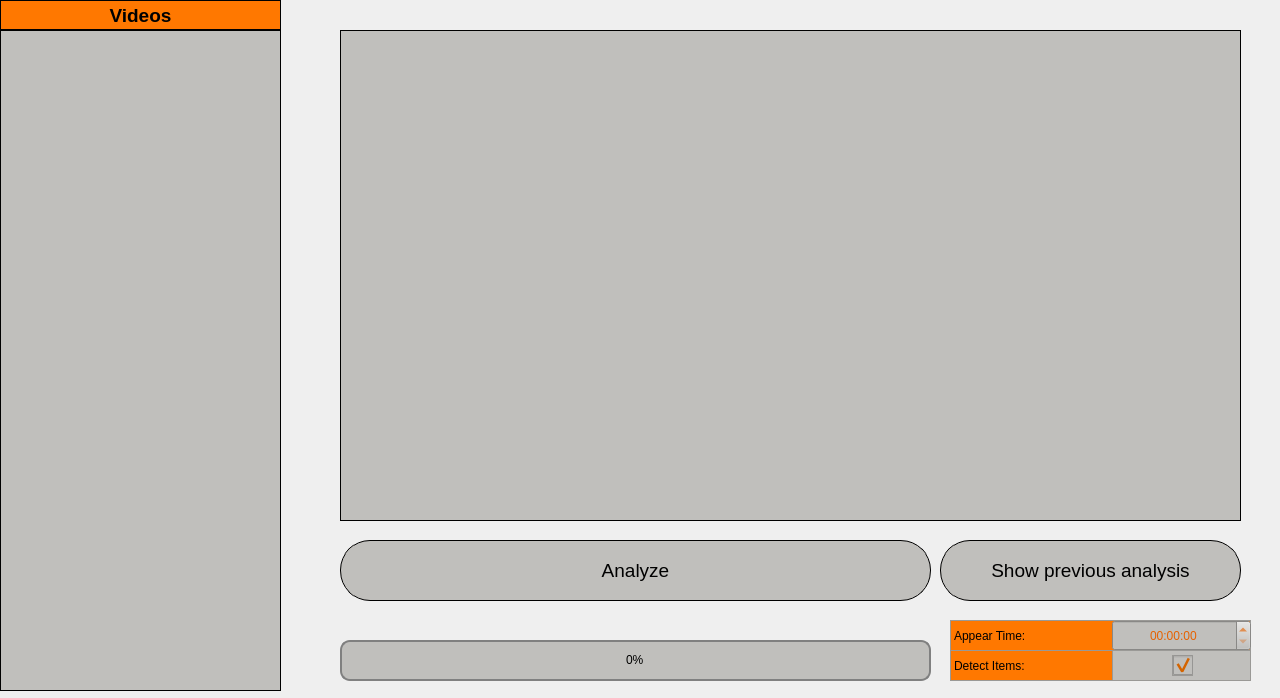
darktau34/VKR_videoanalysis_programm, file main_ui.ui: the form before one commit.
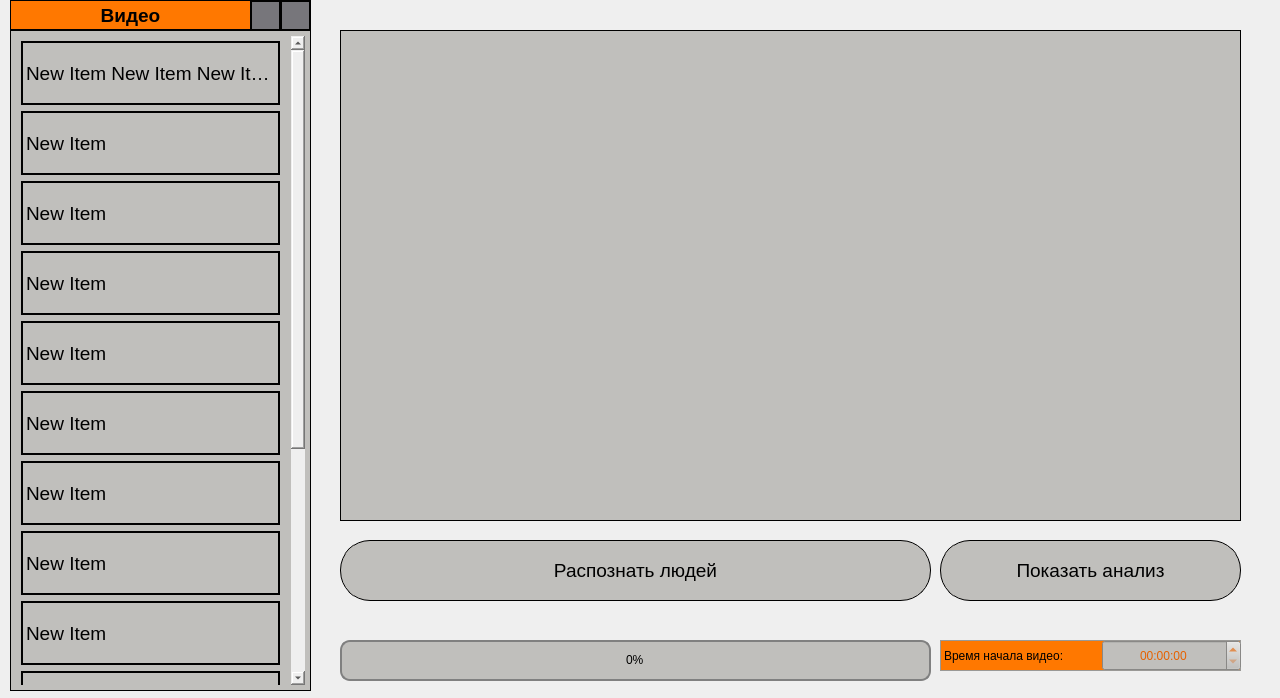
The form after the commit. Icons and pictures are not drawn.

Patch:
```diff
--- a/main_ui.ui
+++ b/main_ui.ui
@@ -39,9 +39,9 @@
    <widget class="QListWidget" name="list_view">
     <property name="geometry">
      <rect>
-      <x>0</x>
+      <x>10</x>
       <y>30</y>
-      <width>281</width>
+      <width>301</width>
       <height>661</height>
      </rect>
     </property>
@@ -70,7 +70,7 @@
 	border: 2px solid black;
 	margin:5px;
 	height:60px;
-	width:240px;
+	width:255px;
 }
 
 QListView:item:selected{
@@ -81,6 +81,12 @@
     <property name="autoScroll">
      <bool>true</bool>
     </property>
+    <property name="iconSize">
+     <size>
+      <width>35</width>
+      <height>35</height>
+     </size>
+    </property>
     <property name="movement">
      <enum>QListView::Static</enum>
     </property>
@@ -126,13 +132,87 @@
     <property name="sortingEnabled">
      <bool>false</bool>
     </property>
+    <item>
+     <property name="text">
+      <string>New Item New Item New Item</string>
+     </property>
+     <property name="icon">
+      <iconset>
+       <normaloff>pyqt_resources/video_icon.png</normaloff>pyqt_resources/video_icon.png</iconset>
+     </property>
+    </item>
+    <item>
+     <property name="text">
+      <string>New Item</string>
+     </property>
+    </item>
+    <item>
+     <property name="text">
+      <string>New Item</string>
+     </property>
+    </item>
+    <item>
+     <property name="text">
+      <string>New Item</string>
+     </property>
+    </item>
+    <item>
+     <property name="text">
+      <string>New Item</string>
+     </property>
+    </item>
+    <item>
+     <property name="text">
+      <string>New Item</string>
+     </property>
+    </item>
+    <item>
+     <property name="text">
+      <string>New Item</string>
+     </property>
+    </item>
+    <item>
+     <property name="text">
+      <string>New Item</string>
+     </property>
+    </item>
+    <item>
+     <property name="text">
+      <string>New Item</string>
+     </property>
+    </item>
+    <item>
+     <property name="text">
+      <string>New Item</string>
+     </property>
+    </item>
+    <item>
+     <property name="text">
+      <string>New Item</string>
+     </property>
+    </item>
+    <item>
+     <property name="text">
+      <string>New Item</string>
+     </property>
+    </item>
+    <item>
+     <property name="text">
+      <string>New Item</string>
+     </property>
+    </item>
+    <item>
+     <property name="text">
+      <string>New Item</string>
+     </property>
+    </item>
    </widget>
    <widget class="QLabel" name="l_videos">
     <property name="geometry">
      <rect>
-      <x>0</x>
+      <x>10</x>
       <y>0</y>
-      <width>281</width>
+      <width>241</width>
       <height>30</height>
      </rect>
     </property>
@@ -150,7 +230,7 @@
 border-width: 1px;</string>
     </property>
     <property name="text">
-     <string>Videos</string>
+     <string>Видео</string>
     </property>
     <property name="alignment">
      <set>Qt::AlignCenter</set>
@@ -415,7 +495,7 @@
 }</string>
     </property>
     <property name="text">
-     <string>Analyze</string>
+     <string>Распознать людей</string>
     </property>
    </widget>
    <widget class="QPushButton" name="btn_prev">
@@ -459,7 +539,7 @@
 }</string>
     </property>
     <property name="text">
-     <string>Show previous analysis</string>
+     <string>Показать анализ</string>
     </property>
    </widget>
    <widget class="QProgressBar" name="progress_bar">
@@ -730,8 +810,8 @@
    <widget class="QLabel" name="l_appear">
     <property name="geometry">
      <rect>
-      <x>950</x>
-      <y>620</y>
+      <x>940</x>
+      <y>640</y>
       <width>301</width>
       <height>31</height>
      </rect>
@@ -743,105 +823,14 @@
 background-color: rgb(255, 120, 0);</string>
     </property>
     <property name="text">
-     <string>Appear Time:</string>
+     <string>Время начала видео:</string>
     </property>
    </widget>
-   <widget class="QLabel" name="l_items">
-    <property name="geometry">
-     <rect>
-      <x>950</x>
-      <y>650</y>
-      <width>301</width>
-      <height>31</height>
-     </rect>
-    </property>
-    <property name="styleSheet">
-     <string notr="true">border-color: rgb(154, 153, 150);
-background-color: rgb(255, 120, 0);
-border-style: solid;
-border-width: 1px;</string>
-    </property>
-    <property name="text">
-     <string>Detect Items:</string>
-    </property>
-   </widget>
-   <widget class="QFrame" name="frame">
-    <property name="geometry">
-     <rect>
-      <x>1112</x>
-      <y>650</y>
-      <width>139</width>
-      <height>31</height>
-     </rect>
-    </property>
-    <property name="styleSheet">
-     <string notr="true">background-color: rgb(192, 191, 188);
-border-color: rgb(154, 153, 150);
-border-style: solid;
-border-width: 1px;</string>
-    </property>
-    <property name="frameShape">
-     <enum>QFrame::StyledPanel</enum>
-    </property>
-    <property name="frameShadow">
-     <enum>QFrame::Raised</enum>
-    </property>
-    <widget class="QCheckBox" name="checkbox_items">
-     <property name="enabled">
-      <bool>true</bool>
-     </property>
-     <property name="geometry">
-      <rect>
-       <x>60</x>
-       <y>5</y>
-       <width>21</width>
-       <height>21</height>
-      </rect>
-     </property>
-     <property name="layoutDirection">
-      <enum>Qt::LeftToRight</enum>
-     </property>
-     <property name="autoFillBackground">
-      <bool>false</bool>
-     </property>
-     <property name="styleSheet">
-      <string notr="true">QCheckBox::indicator {
-    width: 20px;
-    height: 20px;
-	color: rgb(255, 120, 0);
-	selection-color: rgb(255, 120, 0);
-}
-
-QCheckBox{
-	color: rgb(255, 120, 0);
-}
-</string>
-     </property>
-     <property name="text">
-      <string/>
-     </property>
-     <property name="iconSize">
-      <size>
-       <width>16</width>
-       <height>16</height>
-      </size>
-     </property>
-     <property name="checkable">
-      <bool>true</bool>
-     </property>
-     <property name="checked">
-      <bool>true</bool>
-     </property>
-     <property name="tristate">
-      <bool>false</bool>
-     </property>
-    </widget>
-   </widget>
    <widget class="QTimeEdit" name="input_appear">
     <property name="geometry">
      <rect>
-      <x>1112</x>
-      <y>620</y>
+      <x>1102</x>
+      <y>640</y>
       <width>139</width>
       <height>31</height>
      </rect>
@@ -866,6 +855,73 @@
      <string>HH:mm:ss</string>
     </property>
    </widget>
+   <widget class="QPushButton" name="btn_dir">
+    <property name="geometry">
+     <rect>
+      <x>250</x>
+      <y>0</y>
+      <width>31</width>
+      <height>31</height>
+     </rect>
+    </property>
+    <property name="styleSheet">
+     <string notr="true">QPushButton {
+	border-radius: 30px;
+	background-color: rgb(119, 118, 123);
+	border-style: solid;
+	border-width: 2px;
+	border-color: rgb(0, 0, 0);
+}</string>
+    </property>
+    <property name="text">
+     <string/>
+    </property>
+    <property name="icon">
+     <iconset>
+      <normaloff>pyqt_resources/icon_directory.svg</normaloff>pyqt_resources/icon_directory.svg</iconset>
+    </property>
+    <property name="iconSize">
+     <size>
+      <width>21</width>
+      <height>21</height>
+     </size>
+    </property>
+    <property name="checkable">
+     <bool>false</bool>
+    </property>
+   </widget>
+   <widget class="QPushButton" name="btn_refresh">
+    <property name="geometry">
+     <rect>
+      <x>280</x>
+      <y>0</y>
+      <width>31</width>
+      <height>31</height>
+     </rect>
+    </property>
+    <property name="styleSheet">
+     <string notr="true">QPushButton {
+	border-radius: 30px;
+	background-color: rgb(119, 118, 123);
+	border-style: solid;
+	border-width: 2px;
+	border-color: rgb(0, 0, 0);
+}</string>
+    </property>
+    <property name="text">
+     <string/>
+    </property>
+    <property name="icon">
+     <iconset>
+      <normaloff>pyqt_resources/icon_refresh.svg</normaloff>pyqt_resources/icon_refresh.svg</iconset>
+    </property>
+    <property name="iconSize">
+     <size>
+      <width>21</width>
+      <height>21</height>
+     </size>
+    </property>
+   </widget>
   </widget>
  </widget>
  <resources/>
```
Left out of the diff: 5 changed lines with no effect on the pictures.
